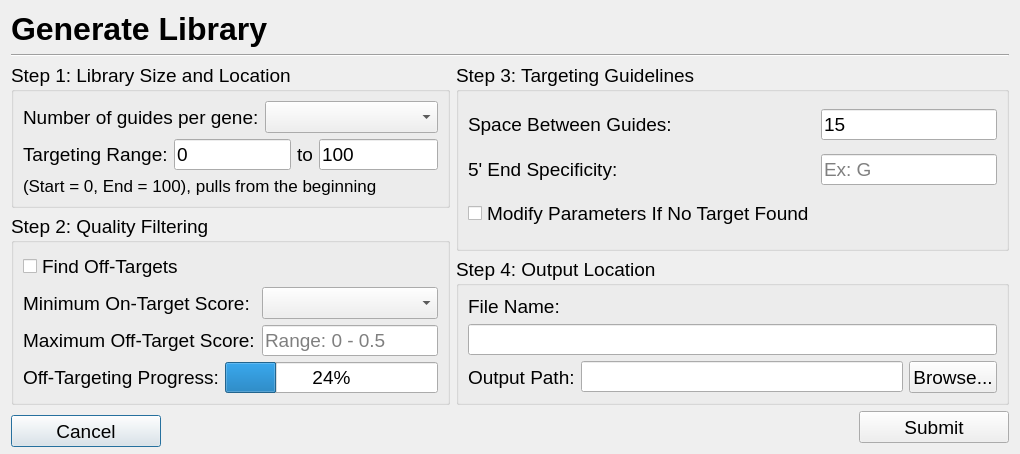
Above: library_prompt.ui from TrinhLab/CASPERapp before the change. Below: the same form after it.
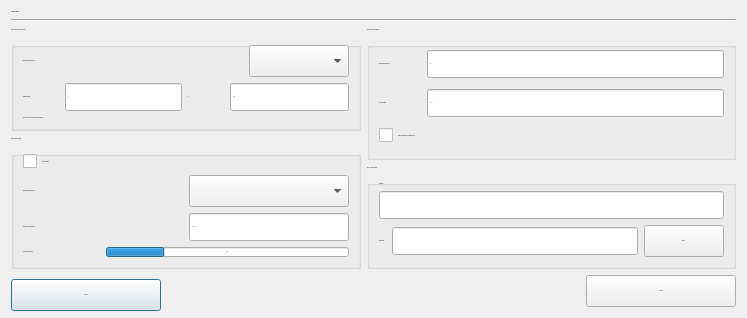
That is the form after the change.

Commit message: making UI use pixel count for font sizes rather than point size to keep it from scaling from windows scaling

```diff
--- a/library_prompt.ui
+++ b/library_prompt.ui
@@ -13,12 +13,18 @@
   <property name="font">
    <font>
     <family>Arial</family>
-    <pointsize>14</pointsize>
+    <pointsize>1</pointsize>
+    <weight>50</weight>
+    <italic>false</italic>
+    <bold>false</bold>
    </font>
   </property>
   <property name="windowTitle">
    <string>Generate Library</string>
   </property>
+  <property name="styleSheet">
+   <string notr="true">font: 16px 'Arial';</string>
+  </property>
   <layout class="QGridLayout" name="gridLayout">
    <property name="sizeConstraint">
     <enum>QLayout::SetFixedSize</enum>
@@ -33,7 +39,11 @@
      </property>
      <property name="font">
       <font>
-       <pointsize>14</pointsize>
+       <family>Arial</family>
+       
+       <weight>50</weight>
+       <italic>false</italic>
+       <bold>false</bold>
       </font>
      </property>
      <property name="title">
@@ -45,7 +55,10 @@
         <property name="font">
          <font>
           <family>Arial</family>
-          <pointsize>14</pointsize>
+          
+          <weight>50</weight>
+          <italic>false</italic>
+          <bold>false</bold>
          </font>
         </property>
         <property name="toolTip">
@@ -61,7 +74,10 @@
         <property name="font">
          <font>
           <family>Arial</family>
-          <pointsize>14</pointsize>
+          
+          <weight>50</weight>
+          <italic>false</italic>
+          <bold>false</bold>
          </font>
         </property>
         <property name="toolTip">
@@ -121,7 +137,10 @@
         <property name="font">
          <font>
           <family>Arial</family>
-          <pointsize>14</pointsize>
+          
+          <weight>50</weight>
+          <italic>false</italic>
+          <bold>false</bold>
          </font>
         </property>
         <property name="text">
@@ -141,7 +160,10 @@
         <property name="font">
          <font>
           <family>Arial</family>
-          <pointsize>14</pointsize>
+          
+          <weight>50</weight>
+          <italic>false</italic>
+          <bold>false</bold>
          </font>
         </property>
         <property name="toolTip">
@@ -155,21 +177,6 @@
      </layout>
     </widget>
    </item>
-   <item row="0" column="0">
-    <widget class="QLabel" name="label">
-     <property name="font">
-      <font>
-       <family>Arial</family>
-      </font>
-     </property>
-     <property name="toolTip">
-      <string>&lt;html&gt;&lt;head/&gt;&lt;body&gt;&lt;p&gt;By clicking 'Submit' CASPER will automatically generate a library of target sequences for the genes/loci you selected. &lt;span style=&quot; font-style:italic;&quot;&gt;To speed up this process significantly, you can turn off &amp;quot;Find Off-Targets.&amp;quot; &lt;/span&gt;&lt;/p&gt;&lt;/body&gt;&lt;/html&gt;</string>
-     </property>
-     <property name="text">
-      <string>&lt;html&gt;&lt;head/&gt;&lt;body&gt;&lt;p&gt;&lt;span style=&quot; font-size:24pt; font-weight:600;&quot;&gt;Generate Library&lt;/span&gt;&lt;/p&gt;&lt;/body&gt;&lt;/html&gt;</string>
-     </property>
-    </widget>
-   </item>
    <item row="2" column="0" colspan="2">
     <widget class="QGroupBox" name="Step1">
      <property name="title">
@@ -214,7 +221,10 @@
           <property name="font">
            <font>
             <family>Arial</family>
-            <pointsize>14</pointsize>
+            
+            <weight>50</weight>
+            <italic>false</italic>
+            <bold>false</bold>
            </font>
           </property>
           <property name="toolTip">
@@ -258,7 +268,10 @@
         <property name="font">
          <font>
           <family>Arial</family>
-          <pointsize>14</pointsize>
+          
+          <weight>50</weight>
+          <italic>false</italic>
+          <bold>false</bold>
          </font>
         </property>
         <property name="toolTip">
@@ -293,7 +306,10 @@
         <property name="font">
          <font>
           <family>Arial</family>
-          <pointsize>13</pointsize>
+          
+          <weight>50</weight>
+          <italic>false</italic>
+          <bold>false</bold>
          </font>
         </property>
         <property name="text">
@@ -321,7 +337,10 @@
      <property name="font">
       <font>
        <family>Arial</family>
-       <pointsize>14</pointsize>
+       
+       <weight>50</weight>
+       <italic>false</italic>
+       <bold>false</bold>
       </font>
      </property>
      <property name="toolTip">
@@ -349,7 +368,10 @@
      <property name="font">
       <font>
        <family>Arial</family>
-       <pointsize>14</pointsize>
+       
+       <weight>50</weight>
+       <italic>false</italic>
+       <bold>false</bold>
       </font>
      </property>
      <property name="text">
@@ -368,7 +390,10 @@
         <property name="font">
          <font>
           <family>Arial</family>
-          <pointsize>14</pointsize>
+          
+          <weight>50</weight>
+          <italic>false</italic>
+          <bold>false</bold>
          </font>
         </property>
         <property name="toolTip">
@@ -390,7 +415,10 @@
         <property name="font">
          <font>
           <family>Arial</family>
-          <pointsize>14</pointsize>
+          
+          <weight>50</weight>
+          <italic>false</italic>
+          <bold>false</bold>
          </font>
         </property>
         <property name="toolTip">
@@ -434,7 +462,10 @@
         <property name="font">
          <font>
           <family>Arial</family>
-          <pointsize>14</pointsize>
+          
+          <weight>50</weight>
+          <italic>false</italic>
+          <bold>false</bold>
          </font>
         </property>
         <property name="toolTip">
@@ -475,7 +506,10 @@
         <property name="font">
          <font>
           <family>Arial</family>
-          <pointsize>14</pointsize>
+          
+          <weight>50</weight>
+          <italic>false</italic>
+          <bold>false</bold>
          </font>
         </property>
         <property name="toolTip">
@@ -523,7 +557,10 @@
         <property name="font">
          <font>
           <family>Arial</family>
-          <pointsize>14</pointsize>
+          
+          <weight>50</weight>
+          <italic>false</italic>
+          <bold>false</bold>
          </font>
         </property>
         <property name="toolTip">
@@ -539,7 +576,10 @@
         <property name="font">
          <font>
           <family>Arial</family>
-          <pointsize>14</pointsize>
+          
+          <weight>50</weight>
+          <italic>false</italic>
+          <bold>false</bold>
          </font>
         </property>
         <property name="toolTip">
@@ -560,6 +600,28 @@
      </property>
     </widget>
    </item>
+   <item row="0" column="0" colspan="2">
+    <widget class="QLabel" name="label">
+     <property name="font">
+      <font>
+       <family>Arial</family>
+       
+       <weight>75</weight>
+       <italic>false</italic>
+       <bold>true</bold>
+      </font>
+     </property>
+     <property name="toolTip">
+      <string>&lt;html&gt;&lt;head/&gt;&lt;body&gt;&lt;p&gt;By clicking 'Submit' CASPER will automatically generate a library of target sequences for the genes/loci you selected. &lt;span style=&quot; font-style:italic;&quot;&gt;To speed up this process significantly, you can turn off &amp;quot;Find Off-Targets.&amp;quot; &lt;/span&gt;&lt;/p&gt;&lt;/body&gt;&lt;/html&gt;</string>
+     </property>
+     <property name="styleSheet">
+      <string notr="true">font: bold 24px 'Arial';</string>
+     </property>
+     <property name="text">
+      <string>Generate Library</string>
+     </property>
+    </widget>
+   </item>
   </layout>
  </widget>
  <resources/>
```
The commit also changes 34 other files.
